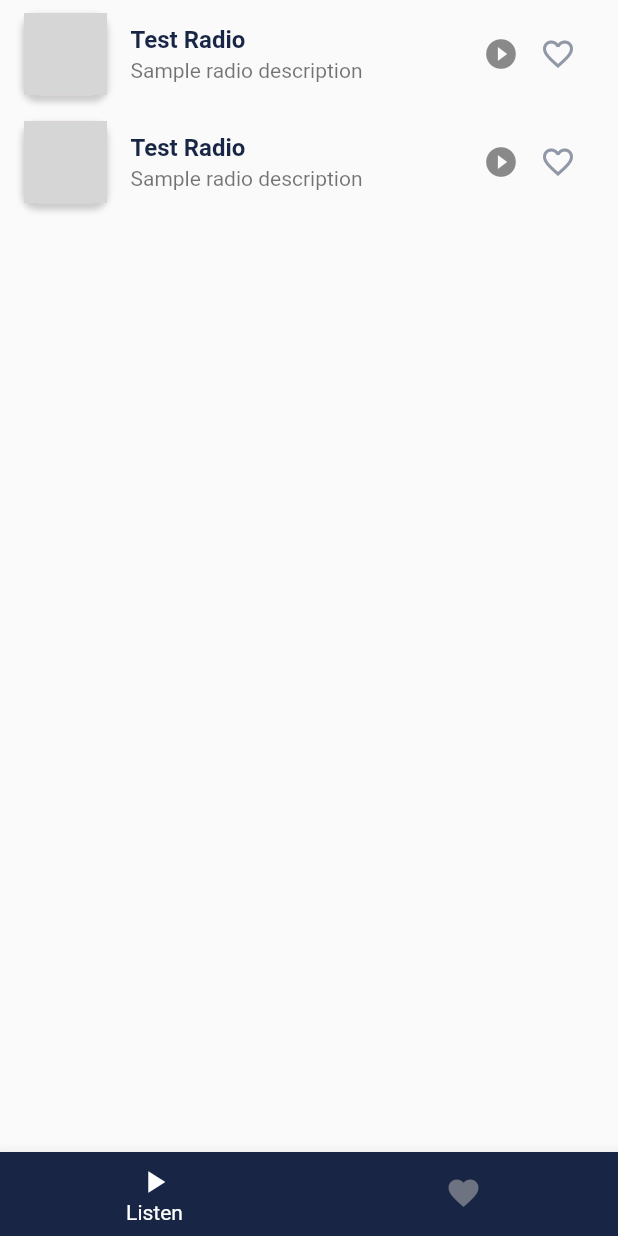
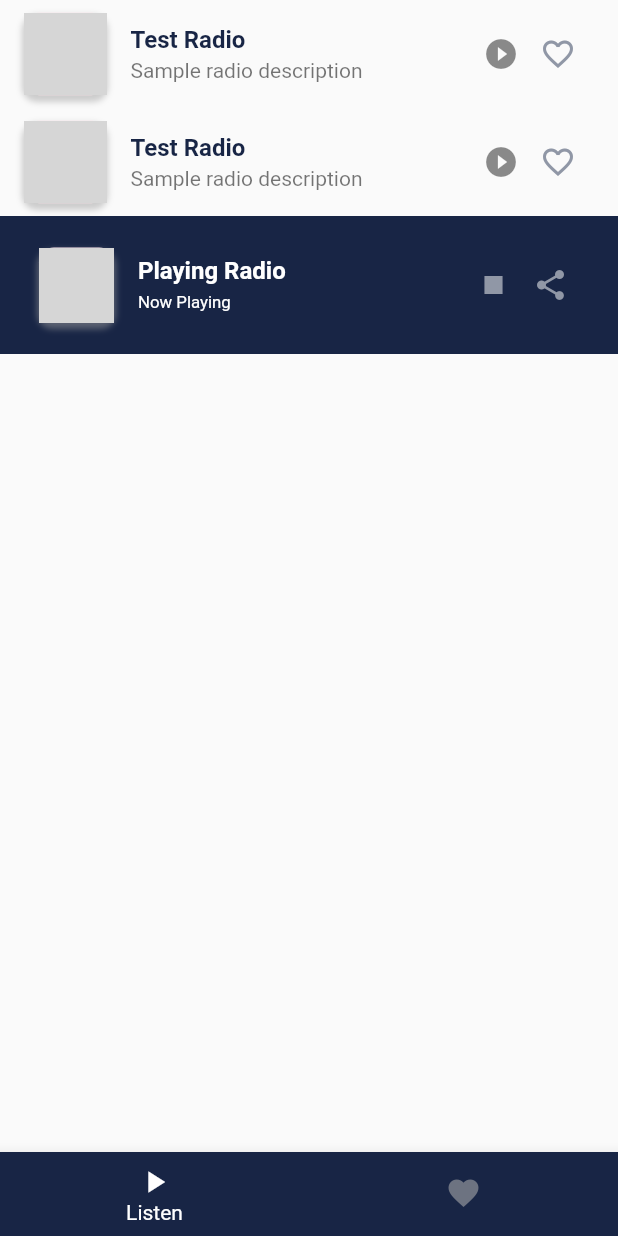
Before and after one commit to darren-cal/flutter_streaming_radio, a Flutter app: the screen it shows after launch, on a phone screen of 412 x 824 dp. Run offline on Flutter 3.47's test engine with Material 2 defaults, Android fonts, the phone set to English and light mode, and no system bars; network calls fail; Roboto replaces fonts that are missing (Montserrat); grey boxes are pictures that could not be loaded.

Commit message:
Created Now Playing widget

```diff
--- a/lib/pages/radio_page.dart
+++ b/lib/pages/radio_page.dart
@@ -1,6 +1,7 @@
 import 'package:flutter/material.dart';
 import '../models/radio_model.dart';
 import '../widgets/radio_row.dart';
+import '../widgets/now_playing.dart';
 
 class RadioPage extends StatefulWidget {
   RadioPage({Key key}) : super(key: key);
@@ -24,6 +25,7 @@ class _RadioPageState extends State<RadioPage> {
         children: [
           RadioRow(radioModel: radio),
           RadioRow(radioModel: radio),
+          NowPlaying(radioName: 'Playing Radio', radioImage: 'http://via.placeholder.com/800'),
         ]
        ),
     );
--- /dev/null
+++ b/lib/widgets/now_playing.dart
@@ -0,0 +1,73 @@
+import 'package:flutter/material.dart';
+import 'package:flutter_streaming_radio/utils/hex_color.dart';
+import 'radio_image.dart';
+
+class NowPlaying extends StatelessWidget {
+  final String radioName;
+  final String radioImage;
+
+  const NowPlaying({Key key, this.radioName, this.radioImage}) : super(key: key);
+
+  @override
+  Widget build(BuildContext context) {
+    return Container(
+      child: SingleChildScrollView(
+        child: Container(
+          decoration: BoxDecoration(color: HexColor('#182545')),
+          child: Column(
+            crossAxisAlignment: CrossAxisAlignment.start,
+            children: [
+              _nowPlayingRow(context, radioName, radioImage)
+            ],
+          ),
+        ),
+      ),
+    );
+  }
+
+  Widget _nowPlayingRow(BuildContext context, String radioName, String radioImage) {
+    return Padding(
+      padding: EdgeInsets.fromLTRB(10, 10, 5, 10),
+      child: ListTile(
+        title: Text(
+          radioName,
+          style: TextStyle(
+            fontWeight: FontWeight.bold,
+            color: HexColor('#FFFFFF'),
+          ),
+        ),
+        subtitle: Text(
+          'Now Playing',
+          textScaleFactor: 0.8,
+          style: TextStyle(
+            color: HexColor('#FFFFFF'),
+          ),
+        ),
+        leading: RadioImage(imageUrl: radioImage, size: 50.0),
+        trailing: Wrap(
+          spacing: -10.0,
+          children: [
+            _stopIcon(context),
+            _shareIcon(context),
+          ],
+        ),
+      ),
+    );
+  }
+
+  Widget _stopIcon(BuildContext context) {
+    return IconButton(
+      icon: Icon(Icons.stop),
+      color: HexColor('#9097A6'),
+      onPressed: () {},
+    );
+  }
+
+  Widget _shareIcon(BuildContext context) {
+    return IconButton(
+      icon: Icon(Icons.share),
+      color: HexColor('#9097A6'),
+      onPressed: () {},
+    );
+  }
+}
--- /dev/null
+++ b/lib/widgets/radio_image.dart
@@ -0,0 +1,38 @@
+import 'package:flutter/material.dart';
+import '../utils/hex_color.dart';
+
+class RadioImage extends StatelessWidget {
+  final String imageUrl;
+  final double size;
+
+  const RadioImage({Key key, this.imageUrl, this.size}) : super(key: key);
+
+  @override
+  Widget build(BuildContext context) {
+    return Container(
+      child: ClipRRect(
+        borderRadius: BorderRadius.circular(10.0),
+        child: Image.network(imageUrl),
+      ),
+      width: size == null ? 55 : size,
+      height: size == null ? 55 : size,
+      decoration: BoxDecoration(
+        color: HexColor('#FFE5EC'),
+        borderRadius: BorderRadius.only(
+          topLeft: Radius.circular(10.0),
+          topRight: Radius.circular(10.0),
+          bottomLeft: Radius.circular(10.0),
+          bottomRight: Radius.circular(10.0),
+        ),
+        boxShadow: [
+          BoxShadow(
+            color: Colors.grey.withOpacity(0.5),
+            spreadRadius: 1,
+            blurRadius: 3,
+            offset: Offset(0, 3),
+          ),
+        ],
+      ),
+    );
+  }
+}
--- a/lib/widgets/radio_row.dart
+++ b/lib/widgets/radio_row.dart
@@ -1,6 +1,7 @@
 import 'package:flutter/material.dart';
 import '../utils/hex_color.dart';
 import '../models/radio_model.dart';
+import 'radio_image.dart';
 
 class RadioRow extends StatefulWidget {
   final RadioModel radioModel;
@@ -22,7 +23,7 @@ class _RadioRowState extends State<RadioRow> {
           color: HexColor('#182545'),
         ),
       ),
-      leading: _radioImage(this.widget.radioModel.image),
+      leading: RadioImage(imageUrl: this.widget.radioModel.image,),
       subtitle: Text(this.widget.radioModel.description, maxLines: 2),
       trailing: Wrap(
         spacing: -10.0,
@@ -30,34 +31,6 @@ class _RadioRowState extends State<RadioRow> {
         children: [
           _playStopButton(),
           _addFavoriteButton(),
-        ],
-      ),
-    );
-  }
-
-  Widget _radioImage(url, {size}) {
-    return Container(
-      child: ClipRRect(
-        borderRadius: BorderRadius.circular(10.0),
-        child: Image.network(url),
-      ),
-      width: size == null ? 55 : size,
-      height: size == null ? 55 : size,
-      decoration: BoxDecoration(
-        color: HexColor('#FFE5EC'),
-        borderRadius: BorderRadius.only(
-          topLeft: Radius.circular(10.0),
-          topRight: Radius.circular(10.0),
-          bottomLeft: Radius.circular(10.0),
-          bottomRight: Radius.circular(10.0),
-        ),
-        boxShadow: [
-          BoxShadow(
-            color: Colors.grey.withOpacity(0.5),
-            spreadRadius: 1,
-            blurRadius: 3,
-            offset: Offset(0, 3),
-          ),
         ],
       ),
     );
```
Also changed, not shown: lib/pages/home_page.dart (line endings or trailing spaces).
